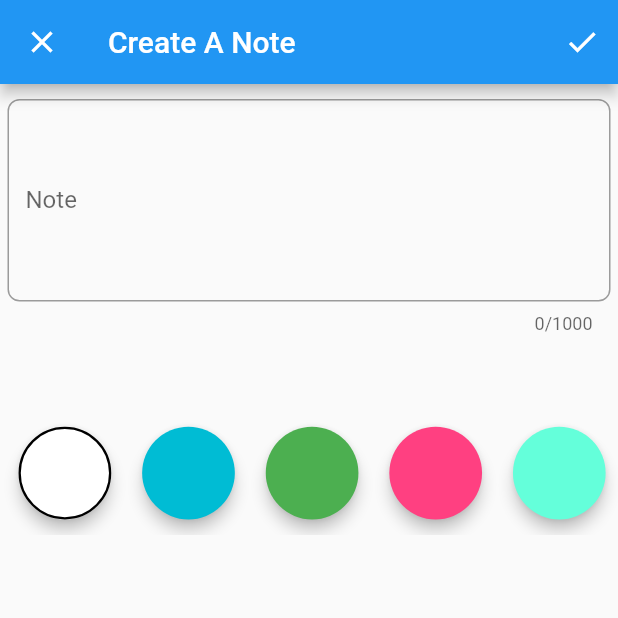
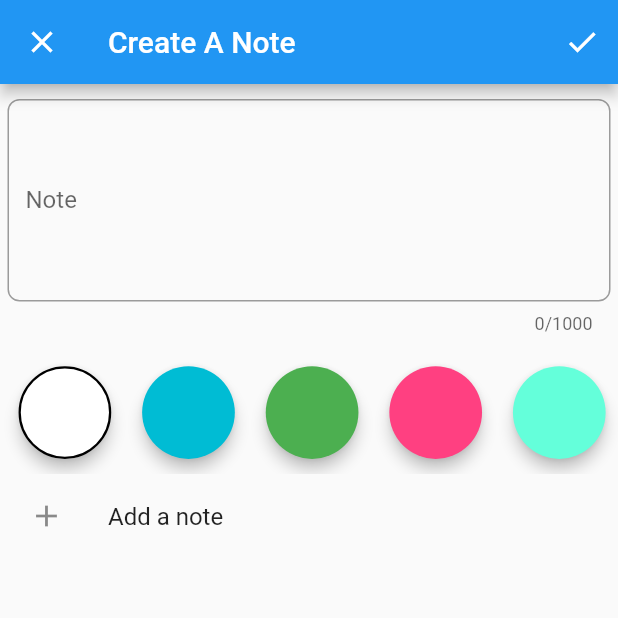
Before and after one commit to Rana-Yehya/notes_trivia, a Flutter app: the NotesPage screen opened by its route, after a tap on the "indeterminate check box" icon, after a tap on the "add" icon, on a phone screen of 412 x 824 dp, the top half of it. Run offline on Flutter 3.47's test engine with Material 2 defaults, Android fonts, the light colour scheme and no system bars; our stand-ins replace animated_list_plus, another_flushbar, auto_route, cloud_firestore, dartz, firebase_auth and 10 more; accounts and stored records are empty.

Commit message:
adding to do tile and to do list functionality

```diff
--- /dev/null
+++ b/build.yaml
@@ -0,0 +1,6 @@
+target:
+  $default:
+    builders:
+      json_serializable:
+        options:
+          explicit_to_json: true
--- a/lib/features/notes_trivia/notes/bloc/note_form/note_form_bloc.dart
+++ b/lib/features/notes_trivia/notes/bloc/note_form/note_form_bloc.dart
@@ -75,15 +75,18 @@ class NoteFormBloc extends Bloc<NoteFormEvent, NoteFormState> {
       isSaving: true,
       saveFailureOrSuccessOption: none(),
     ));
+
     if (state.note.failureOption.isNone()) {
       failureOrSaved = state.isEditing
           ? await _noteServices.updateNote(state.note)
           : await _noteServices.addNote(state.note);
     }
+    await Future.delayed(const Duration(seconds: 2), (){});
     emit(state.copyWith(
       isSaving: false,
       showErrorMsg: AutovalidateMode.onUserInteraction,
       saveFailureOrSuccessOption: optionOf(failureOrSaved),
     ));
+
   }
 }
--- a/lib/features/notes_trivia/notes/bloc/note_form/note_form_primitives/to_do_item_primitives.dart
+++ b/lib/features/notes_trivia/notes/bloc/note_form/note_form_primitives/to_do_item_primitives.dart
@@ -1,9 +1,15 @@
+import 'package:flutter/material.dart';
 import 'package:freezed_annotation/freezed_annotation.dart';
+import 'package:kt_dart/kt.dart';
 
 import '../../../../core/entity/unique_id.dart';
 import '../../../domain/entities/data/notes_data_classes.dart';
 import '../../../domain/entities/data/to_do_item_entity.dart';
 part 'to_do_item_primitives.freezed.dart';
+
+class FormToDos extends ValueNotifier<KtList<ToDoItemPrimitives>> {
+  FormToDos() : super(emptyList<ToDoItemPrimitives>());
+}
 
 @freezed
 abstract class ToDoItemPrimitives implements _$ToDoItemPrimitives {
@@ -32,5 +38,4 @@ abstract class ToDoItemPrimitives implements _$ToDoItemPrimitives {
         toDoItem: ToDoItem(toDoItem),
         done: done,
       );
-
 }
--- a/lib/features/notes_trivia/notes/bloc/note_watcher/note_watcher_bloc.dart
+++ b/lib/features/notes_trivia/notes/bloc/note_watcher/note_watcher_bloc.dart
@@ -28,7 +28,6 @@ class NoteWatcherBloc extends Bloc<NoteWatcherEvent, NoteWatcherState> {
 
   Future<void> watchAllStarted(
       WatchAllStarted event, Emitter<NoteWatcherState> emit) async {
-    print('IN WatchAllStarted');
     emit(const NoteWatcherState.loadInProgress());
     await _notesSubscription?.cancel();
     _notesSubscription = _noteServices.watchAll().listen(
@@ -37,7 +36,6 @@ class NoteWatcherBloc extends Bloc<NoteWatcherEvent, NoteWatcherState> {
 
   Future<void> watchUncompletedStarted(
       WatchUncompletedStarted event, Emitter<NoteWatcherState> emit) async {
-    print('IN WatchUncompletedStarted');
     emit(const NoteWatcherState.loadInProgress());
     await _notesSubscription?.cancel();
     _notesSubscription = _noteServices.watchUcompleted().listen(
@@ -46,7 +44,6 @@ class NoteWatcherBloc extends Bloc<NoteWatcherEvent, NoteWatcherState> {
 
   void notesReceived(
       NotesReceived event, Emitter<NoteWatcherState> emit) {
-    print('IN NotesReceived');
     emit(event.failureOrNote.fold(
         (failure) => NoteWatcherState.loadFailure(failure),
         (notes) => NoteWatcherState.loadSuccess(notes)));
--- a/lib/features/notes_trivia/notes/infrastructure/datasources/firestore_notes_helper.dart
+++ b/lib/features/notes_trivia/notes/infrastructure/datasources/firestore_notes_helper.dart
@@ -15,5 +15,5 @@ extension FirebaseFirestoreX on FirebaseFirestore {
 }
 
 extension DocumentReferenceX on DocumentReference {
-  CollectionReference get userCollection => collection('users');
+  CollectionReference get userCollection => collection('notes');
 }
--- a/lib/features/notes_trivia/notes/presentation/note_form/pages/note_form_view.dart
+++ b/lib/features/notes_trivia/notes/presentation/note_form/pages/note_form_view.dart
@@ -1,10 +1,14 @@
 import 'package:flutter/material.dart';
 import 'package:flutter_bloc/flutter_bloc.dart';
+import 'package:notes_trivia/features/notes_trivia/notes/bloc/note_form/note_form_primitives/to_do_item_primitives.dart';
+import 'package:notes_trivia/features/notes_trivia/notes/presentation/note_form/widgets/note_form_to_do_list.dart';
+import 'package:provider/provider.dart';
 
 import '../../../../../../core/themes/size_config.dart';
 import '../../../bloc/note_form/note_form_bloc.dart';
 import '../widgets/note_form_color_field.dart';
 import '../widgets/note_form_header_form.dart';
+import '../widgets/note_form_to_do_tile.dart';
 
 class NoteFormView extends StatefulWidget {
   const NoteFormView({super.key});
@@ -38,16 +42,18 @@ class _NoteFormViewState extends State<NoteFormView> {
       body: BlocBuilder<NoteFormBloc, NoteFormState>(
         buildWhen: (p, c) => p.showErrorMsg != c.showErrorMsg,
         builder: (context, state) {
-          return Form(
+          return ChangeNotifierProvider(
+          create: (_) => FormToDos(),
+          child: Form(
             autovalidateMode: state.showErrorMsg,
             child: SingleChildScrollView(
-              child: SingleChildScrollView(
                 child: Column(
                   children: [
-                    //NoteFormBodyField(),
-                    NoteFormBodyField(),
-                    SizedBox(height: SizeConfig.height! * 0.05),
-                    NoteFormColorField(),
+                    const NoteFormBodyField(),
+                    SizedBox(height: SizeConfig.height! * 0.001),
+                    const NoteFormColorField(),
+                    const NoteFormToDoTile(),
+                    const NoteFormToDoList(),
                   ],
                 ),
               ),
--- a/lib/features/notes_trivia/notes/presentation/note_form/widgets/note_form_saving.dart
+++ b/lib/features/notes_trivia/notes/presentation/note_form/widgets/note_form_saving.dart
@@ -1,57 +1,13 @@
-import 'dart:developer';
-
 import 'package:flutter/material.dart';
 
 import '../../../../../../core/themes/size_config.dart';
 
-/*
 class NoteFormSaving extends StatelessWidget {
   final bool isSaving;
   const NoteFormSaving({super.key, required this.isSaving});
 
   @override
   Widget build(BuildContext context) {
-    print('==================================================');
-    print('in IgnorePointer');
-    return IgnorePointer(
-      ignoring: !isSaving,
-      child: AnimatedContainer(
-        duration: const Duration(milliseconds: 500),
-        color: isSaving ? Colors.black.withOpacity(0.5) : Colors.transparent,
-        //color: Colors.black,
-        height: SizeConfig.height!,
-        width: SizeConfig.width!,
-        child: Visibility(
-          visible: isSaving,
-          child: Column(
-            mainAxisAlignment: MainAxisAlignment.center,
-            crossAxisAlignment: CrossAxisAlignment.center,
-            children: [
-              const CircularProgressIndicator(),
-              SizedBox(height: SizeConfig.height! * 0.01),
-              Text(
-                'Saving',
-                style: Theme.of(context).textTheme.displayMedium?.copyWith(
-                      color: Colors.white,
-                      fontSize: 16,
-                    ),
-              ),
-            ],
-          ),
-        ),
-      ),
-    );
-  }
-}
-*/
-class NoteFormSaving extends StatelessWidget {
-  final bool isSaving;
-  const NoteFormSaving({super.key, required this.isSaving});
-
-  @override
-  Widget build(BuildContext context) {
-    print('==================================================');
-    print('in IgnorePointer');
     return IgnorePointer(
       ignoring: !isSaving,
       child: AnimatedContainer(
--- /dev/null
+++ b/lib/features/notes_trivia/notes/presentation/note_form/widgets/note_form_to_do_tile.dart
@@ -0,0 +1,42 @@
+import 'package:flutter/material.dart';
+import 'package:flutter_bloc/flutter_bloc.dart';
+import 'package:kt_dart/kt.dart';
+import 'package:notes_trivia/features/notes_trivia/notes/bloc/note_form/note_form_primitives/form_to_do_helper.dart';
+
+import '../../../bloc/note_form/note_form_bloc.dart';
+import '../../../bloc/note_form/note_form_primitives/to_do_item_primitives.dart';
+
+class NoteFormToDoTile extends StatelessWidget {
+  const NoteFormToDoTile({super.key});
+
+  @override
+  Widget build(BuildContext context) {
+    return BlocConsumer<NoteFormBloc, NoteFormState>(
+      listenWhen: (p, c) => p.isEditing != c.isEditing,
+      listener: ((context, state) {
+        context.formToDos = state.note.toDoList.value.fold(
+            (f) => listOf<ToDoItemPrimitives>(),
+            (toDoItem) =>
+                toDoItem.map((_) => ToDoItemPrimitives.fromDomain(_)));
+      }),
+      buildWhen: (p, c) => p.note.toDoList.isFull != c.note.toDoList.isFull,
+      builder: ((context, state) {
+        return ListTile(
+          enabled: !state.note.toDoList.isFull,
+          title: const Text('Add a note'),
+          leading: const Padding(
+            padding: EdgeInsets.only(left: 3),
+            child: Icon(Icons.add),
+          ),
+          onTap: () {
+            context.formToDos =
+                context.formToDos.plusElement(ToDoItemPrimitives.empty());
+            context
+                .read<NoteFormBloc>()
+                .add(NoteFormEvent.toDoItemsChanged(context.formToDos));
+          },
+        );
+      }),
+    );
+  }
+}
--- a/lib/main.dart
+++ b/lib/main.dart
@@ -15,70 +15,13 @@ Future<void> main() async {
   configureInjection(Environment.prod);
   runApp(MainAppWidget());
 }
-/*
-class TextEditingControllerExampleApp extends StatelessWidget {
-  const TextEditingControllerExampleApp({super.key});
-
-  @override
-  Widget build(BuildContext context) {
-    return MaterialApp(home: Scaffold(
-      body: Container(
-        alignment: Alignment.center,
-        padding: const EdgeInsets.all(6),
-        child: TextEditingControllerExample(),
-      ),
-    ),
-    );
-  }
-}
-class TextEditingControllerExample extends StatefulWidget {
-  const TextEditingControllerExample({super.key});
-
-  @override
-  State<TextEditingControllerExample> createState() =>
-      _TextEditingControllerExampleState();
-}
-
-class _TextEditingControllerExampleState
-    extends State<TextEditingControllerExample> {
-  final TextEditingController _controller = TextEditingController();
-
-  @override
-  void initState() {
-    super.initState();
-    _controller.addListener(() {
-      final String text = _controller.text.toLowerCase();
-      _controller.value = _controller.value.copyWith(
-        text: text,
-        selection:
-            TextSelection(baseOffset: text.length, extentOffset: text.length),
-        composing: TextRange.empty,
-      );
-    });
-  }
-
-  @override
-  void dispose() {
-    _controller.dispose();
-    super.dispose();
-  }
-
-  @override
-  Widget build(BuildContext context) {
-    return TextFormField(
-          controller: _controller,
-          decoration: const InputDecoration(border: OutlineInputBorder()),
-        );
-  }
-}
-
-*/
 class MainAppWidget extends StatelessWidget {
   const MainAppWidget({super.key});
 
   @override
   Widget build(BuildContext context) {
     SizeConfig().init(context);
+    debugDumpRenderTree();
     final _appRouter = AppRouter();
     return MultiBlocProvider(
       providers: [
--- a/pubspec.yaml
+++ b/pubspec.yaml
@@ -57,6 +57,8 @@ dependencies:
   flutter_hooks: ^0.18.6
   auto_route_generator: ^7.1.1
   flutter_slidable: ^3.0.0
+  provider: ^6.0.5
+  animated_list_plus: ^0.5.0
 
 dev_dependencies:
   flutter_test:
```
Also changed, not shown: lib/features/notes_trivia/notes/bloc/note_form/note_form_primitives/form_to_do_helper.dart (added, +12 -0 lines), lib/features/notes_trivia/notes/presentation/note_form/widgets/note_form_header_form.dart (+4 -4 lines), lib/features/notes_trivia/notes/presentation/note_form/widgets/note_form_to_do_list.dart (added, +170 -0 lines), pubspec.lock.
